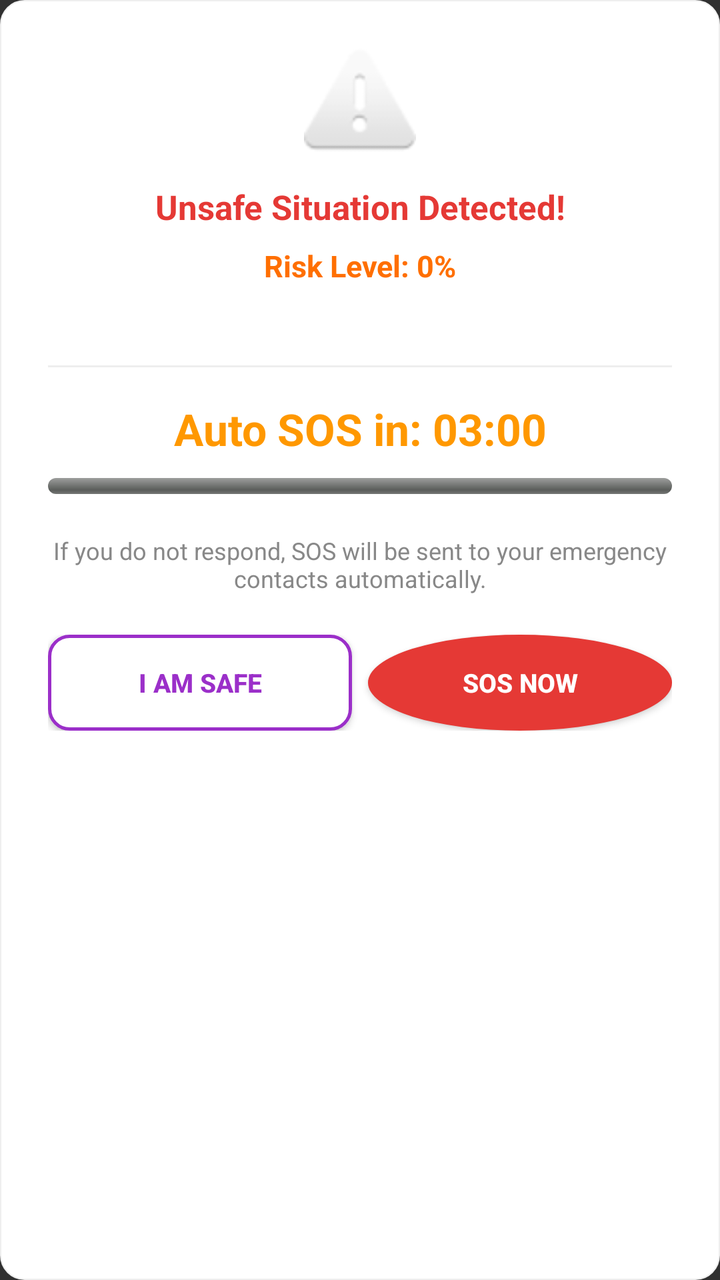
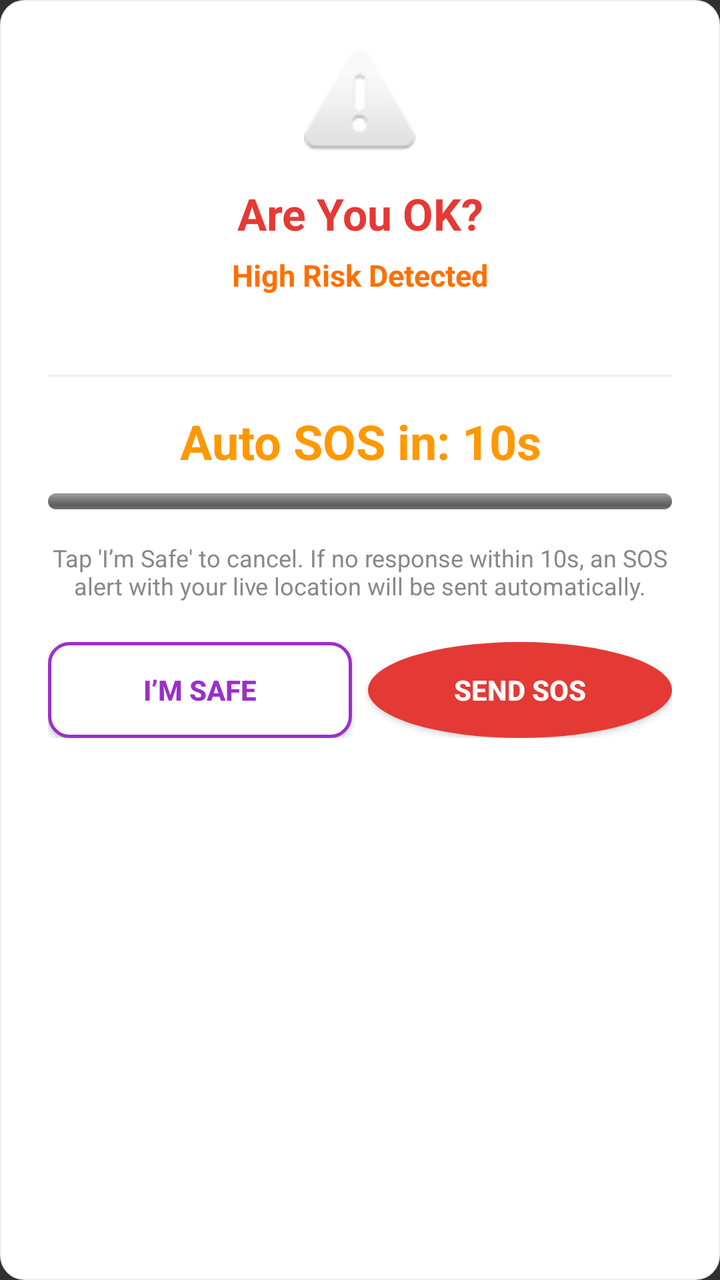

An Android layout rendered at two revisions. The XML below is the earlier revision; the diff shows what the commit changed to produce the second picture.
<!-- AndroidManifest.xml: application theme Theme.AppCompat.NoActionBar -->
<!-- res/layout/dialog_auto_sos.xml -->
<?xml version="1.0" encoding="utf-8"?>
<LinearLayout
    xmlns:android="http://schemas.android.com/apk/res/android"
    android:layout_width="match_parent"
    android:layout_height="wrap_content"
    android:background="@drawable/card_rounded"
    android:orientation="vertical"
    android:padding="24dp">

    
    <ImageView
        android:layout_width="56dp"
        android:layout_height="56dp"
        android:layout_gravity="center"
        android:src="@android:drawable/ic_dialog_alert"
        android:contentDescription="Warning"
        android:layout_marginBottom="12dp"/>

    
    <TextView
        android:layout_width="match_parent"
        android:layout_height="wrap_content"
        android:text="Unsafe Situation Detected!"
        android:textColor="#E53935"
        android:textSize="17sp"
        android:textStyle="bold"
        android:gravity="center"
        android:layout_marginBottom="8dp"/>

    
    <TextView
        android:id="@+id/tvRiskLevel"
        android:layout_width="match_parent"
        android:layout_height="wrap_content"
        android:text="Risk Level: 0%"
        android:textColor="#FF6F00"
        android:textSize="15sp"
        android:textStyle="bold"
        android:gravity="center"
        android:layout_marginBottom="6dp"/>

    
    <TextView
        android:id="@+id/tvSummary"
        android:layout_width="match_parent"
        android:layout_height="wrap_content"
        android:text=""
        android:textColor="#555555"
        android:textSize="13sp"
        android:gravity="center"
        android:layout_marginBottom="16dp"/>

    
    <View
        android:layout_width="match_parent"
        android:layout_height="1dp"
        android:background="#EEEEEE"
        android:layout_marginBottom="16dp"/>

    
    <TextView
        android:id="@+id/tvCountdown"
        android:layout_width="match_parent"
        android:layout_height="wrap_content"
        android:text="Auto SOS in: 03:00"
        android:textColor="#FF9800"
        android:textSize="22sp"
        android:textStyle="bold"
        android:gravity="center"
        android:layout_marginBottom="10dp"/>

    
    <ProgressBar
        android:id="@+id/progressCountdown"
        style="@android:style/Widget.ProgressBar.Horizontal"
        android:layout_width="match_parent"
        android:layout_height="8dp"
        android:layout_marginBottom="20dp"/>

    
    <TextView
        android:layout_width="match_parent"
        android:layout_height="wrap_content"
        android:text="If you do not respond, SOS will be sent to your emergency contacts automatically."
        android:textColor="#888888"
        android:textSize="12sp"
        android:gravity="center"
        android:layout_marginBottom="20dp"/>

    
    <LinearLayout
        android:layout_width="match_parent"
        android:layout_height="wrap_content"
        android:orientation="horizontal"
        android:weightSum="2">

        <Button
            android:id="@+id/btnImSafe"
            android:layout_width="0dp"
            android:layout_height="48dp"
            android:layout_weight="1"
            android:layout_marginEnd="8dp"
            android:background="@drawable/btn_outline_purple"
            android:text="I am Safe"
            android:textColor="#9B2FC9"
            android:textSize="13sp"
            android:textStyle="bold"/>

        <Button
            android:id="@+id/btnSendSOSNow"
            android:layout_width="0dp"
            android:layout_height="48dp"
            android:layout_weight="1"
            android:background="@drawable/sos_button"
            android:text="SOS Now"
            android:textColor="#FFFFFF"
            android:textSize="13sp"
            android:textStyle="bold"/>

    </LinearLayout>

</LinearLayout>
<!-- resources referenced by this layout -->
<resources>
  <!-- drawable btn_outline_purple (drawable) -->
  <?xml version="1.0" encoding="utf-8"?>
  <shape xmlns:android="http://schemas.android.com/apk/res/android"
      android:shape="rectangle">
      <solid android:color="#FFFFFF"/>
      <stroke android:width="1.5dp" android:color="#9B2FC9"/>
      <corners android:radius="10dp"/>
  </shape>
  <!-- drawable card_rounded (drawable) -->
  <?xml version="1.0" encoding="utf-8"?>
  <shape xmlns:android="http://schemas.android.com/apk/res/android"
      android:shape="rectangle">
      <solid android:color="#FFFFFF"/>
      <corners android:radius="12dp"/>
      <stroke android:width="0.5dp" android:color="#EEEEEE"/>
  </shape>
  <!-- drawable sos_button (drawable) -->
  <?xml version="1.0" encoding="utf-8"?>
  <selector xmlns:android="http://schemas.android.com/apk/res/android">
      <item android:state_pressed="true">
          <shape android:shape="oval">
              <solid android:color="#C62828"/>
              <size android:width="180dp" android:height="180dp"/>
          </shape>
      </item>
      <item>
          <shape android:shape="oval">
              <solid android:color="#E53935"/>
              <size android:width="180dp" android:height="180dp"/>
          </shape>
      </item>
  </selector>
</resources>

<!-- the commit's change to res/layout/dialog_auto_sos.xml (unified diff, before → after) -->
@@ -20,19 +20,19 @@
     <TextView
         android:layout_width="match_parent"
         android:layout_height="wrap_content"
-        android:text="Unsafe Situation Detected!"
+        android:text="Are You OK?"
         android:textColor="#E53935"
-        android:textSize="17sp"
+        android:textSize="22sp"
         android:textStyle="bold"
         android:gravity="center"
-        android:layout_marginBottom="8dp"/>
+        android:layout_marginBottom="6dp"/>
 
     
     <TextView
         android:id="@+id/tvRiskLevel"
         android:layout_width="match_parent"
         android:layout_height="wrap_content"
-        android:text="Risk Level: 0%"
+        android:text="High Risk Detected"
         android:textColor="#FF6F00"
         android:textSize="15sp"
         android:textStyle="bold"
@@ -62,9 +62,9 @@
         android:id="@+id/tvCountdown"
         android:layout_width="match_parent"
         android:layout_height="wrap_content"
-        android:text="Auto SOS in: 03:00"
+        android:text="Auto SOS in: 10s"
         android:textColor="#FF9800"
-        android:textSize="22sp"
+        android:textSize="24sp"
         android:textStyle="bold"
         android:gravity="center"
         android:layout_marginBottom="10dp"/>
@@ -75,13 +75,13 @@
         style="@android:style/Widget.ProgressBar.Horizontal"
         android:layout_width="match_parent"
         android:layout_height="8dp"
-        android:layout_marginBottom="20dp"/>
+        android:layout_marginBottom="16dp"/>
 
     
     <TextView
         android:layout_width="match_parent"
         android:layout_height="wrap_content"
-        android:text="If you do not respond, SOS will be sent to your emergency contacts automatically."
+        android:text="Tap 'I’m Safe' to cancel. If no response within 10s, an SOS alert with your live location will be sent automatically."
         android:textColor="#888888"
         android:textSize="12sp"
         android:gravity="center"
@@ -101,9 +101,9 @@
             android:layout_weight="1"
             android:layout_marginEnd="8dp"
             android:background="@drawable/btn_outline_purple"
-            android:text="I am Safe"
+            android:text="I’m Safe"
             android:textColor="#9B2FC9"
-            android:textSize="13sp"
+            android:textSize="14sp"
             android:textStyle="bold"/>
 
         <Button
@@ -112,9 +112,9 @@
             android:layout_height="48dp"
             android:layout_weight="1"
             android:background="@drawable/sos_button"
-            android:text="SOS Now"
+            android:text="Send SOS"
             android:textColor="#FFFFFF"
-            android:textSize="13sp"
+            android:textSize="14sp"
             android:textStyle="bold"/>
 
     </LinearLayout>
